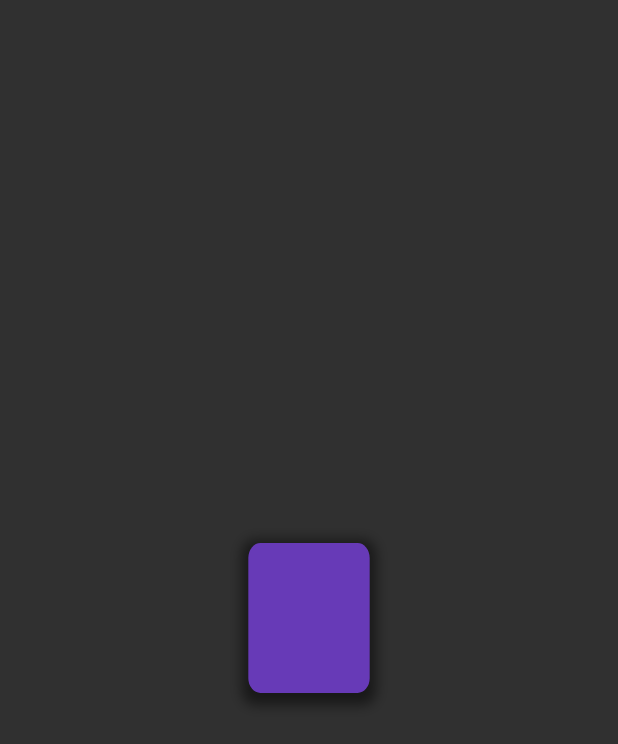
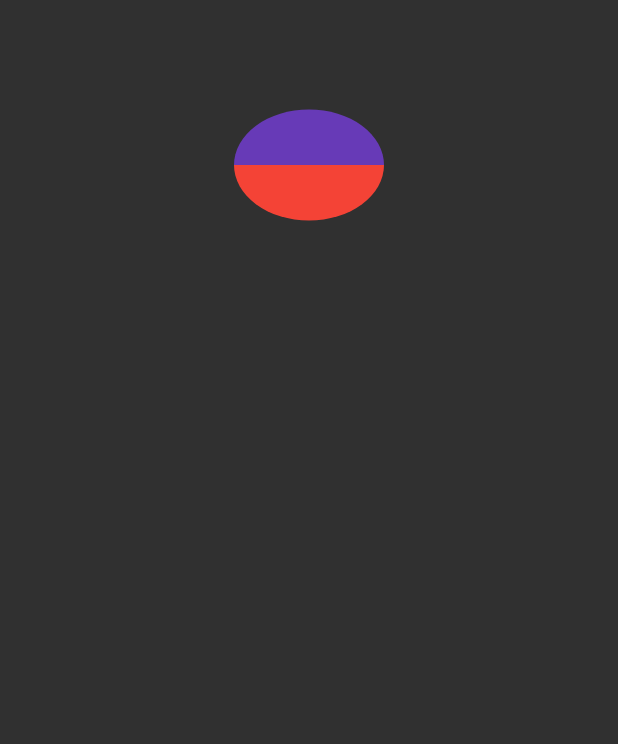
Before and after one commit to Maurisz02/flutter_animatons, a Flutter app: the screen it shows after launch, on a phone screen of 412 x 824 dp. Shown: the top 744 px of the screen. Run offline on Flutter 3.47's test engine with Material 2 defaults, Android fonts, the phone set to English and light mode, and no system bars.

Commit message:
toPath, extensions, customClipper, CurvedAnimation, statusListener, clipPath done

```diff
--- /dev/null
+++ b/lib/advanced_animation.dart
@@ -0,0 +1,239 @@
+import 'dart:math' show pi;
+
+import 'package:flutter/material.dart';
+
+enum CircleSide { left, right }
+
+extension ToPath on CircleSide {
+  Path toPath(Size size) {
+    final path = Path();
+
+    late Offset offset;
+    late bool clockwise;
+
+    switch (this) {
+      case CircleSide.left:
+        path.moveTo(size.width, 0);
+        offset = Offset(size.width, size.height);
+        clockwise = false;
+        break;
+
+      case CircleSide.right:
+        offset = Offset(0, size.height);
+        clockwise = true;
+        break;
+    }
+
+    path.arcToPoint(
+      offset,
+      radius: Radius.elliptical(
+        size.width / 2,
+        size.height / 2,
+      ),
+      clockwise: clockwise,
+    );
+
+    path.close();
+
+    return path;
+  }
+}
+
+class HalfCircleClipper extends CustomClipper<Path> {
+  final CircleSide side;
+
+  const HalfCircleClipper({
+    required this.side,
+  });
+
+  @override
+  Path getClip(Size size) => side.toPath(size);
+
+  @override
+  bool shouldReclip(covariant CustomClipper<Path> oldClipper) => true;
+}
+
+class AdvancedAnimation extends StatefulWidget {
+  const AdvancedAnimation({
+    Key? key,
+  }) : super(key: key);
+
+  @override
+  State<AdvancedAnimation> createState() => _AdvancedAnimationState();
+}
+
+extension on VoidCallback {
+  Future<void> delayed(Duration duration) => Future.delayed(
+        duration,
+        this,
+      );
+}
+
+class _AdvancedAnimationState extends State<AdvancedAnimation>
+    with TickerProviderStateMixin {
+  late AnimationController _counterClockwiseRotationController;
+  late Animation<double> _counterClockwiseRotationAnimation;
+
+  late AnimationController _flipController;
+  late Animation<double> _flipAnimation;
+
+  @override
+  void initState() {
+    super.initState();
+
+    _counterClockwiseRotationController = AnimationController(
+      vsync: this,
+      duration: const Duration(
+        seconds: 1,
+      ),
+    );
+
+    _counterClockwiseRotationAnimation = Tween<double>(
+      begin: 0,
+      end: -(pi / 2),
+    ).animate(
+      CurvedAnimation(
+        parent: _counterClockwiseRotationController,
+        curve: Curves.bounceOut,
+      ),
+    );
+
+    // flip animation
+    _flipController = AnimationController(
+      vsync: this,
+      duration: const Duration(
+        seconds: 1,
+      ),
+    );
+
+    // pi = 180
+    _flipAnimation = Tween<double>(
+      begin: 0,
+      end: pi,
+    ).animate(
+      CurvedAnimation(
+        parent: _flipController,
+        curve: Curves.bounceOut,
+      ),
+    );
+
+    // status listener
+    // when rotation finishing
+    _counterClockwiseRotationController.addStatusListener(
+      (status) {
+        if (status == AnimationStatus.completed) {
+          _flipAnimation = Tween<double>(
+            begin: _flipAnimation.value,
+            end: _flipAnimation.value + pi,
+          ).animate(
+            CurvedAnimation(
+              parent: _flipController,
+              curve: Curves.bounceOut,
+            ),
+          );
+
+          // reset the flip controller and start the animation
+          _flipController
+            ..reset()
+            ..forward();
+        }
+      },
+    );
+
+    _flipController.addStatusListener(
+      (status) {
+        if (status == AnimationStatus.completed) {
+          _counterClockwiseRotationAnimation = Tween<double>(
+            begin: _counterClockwiseRotationAnimation.value,
+            end: _counterClockwiseRotationAnimation.value + -(pi / 2),
+          ).animate(
+            CurvedAnimation(
+              parent: _counterClockwiseRotationController,
+              curve: Curves.bounceOut,
+            ),
+          );
+          _counterClockwiseRotationController
+            ..reset()
+            ..forward();
+        }
+      },
+    );
+  }
+
+  @override
+  void dispose() {
+    _counterClockwiseRotationController.dispose();
+    _flipController.dispose();
+    super.dispose();
+  }
+
+  @override
+  Widget build(BuildContext context) {
+    _counterClockwiseRotationController
+      ..reset()
+      ..forward.delayed(
+        const Duration(seconds: 1),
+      );
+
+    // you flip the canvas as you flip the widget
+
+    return Scaffold(
+      body: SafeArea(
+        minimum: const EdgeInsets.only(top: 60.0),
+        child: AnimatedBuilder(
+          animation: _counterClockwiseRotationAnimation,
+          builder: (ctx, child) {
+            return Transform(
+              alignment: Alignment.center,
+              transform: Matrix4.identity()
+                ..rotateZ(_counterClockwiseRotationAnimation.value),
+              child: Row(
+                mainAxisAlignment: MainAxisAlignment.center,
+                children: [
+                  AnimatedBuilder(
+                    animation: _flipController,
+                    builder: (ctx, child) {
+                      return Transform(
+                        alignment: Alignment.centerRight,
+                        transform: Matrix4.identity()
+                          ..rotateY(_flipAnimation.value),
+                        child: ClipPath(
+                          clipper:
+                              const HalfCircleClipper(side: CircleSide.left),
+                          child: Container(
+                            width: 100,
+                            height: 100,
+                            color: Colors.red,
+                          ),
+                        ),
+                      );
+                    },
+                  ),
+                  AnimatedBuilder(
+                    animation: _flipController,
+                    builder: (ctx, child) {
+                      return Transform(
+                        alignment: Alignment.centerLeft,
+                        transform: Matrix4.identity()
+                          ..rotateY(_flipAnimation.value),
+                        child: ClipPath(
+                          clipper:
+                              const HalfCircleClipper(side: CircleSide.right),
+                          child: Container(
+                            width: 100,
+                            height: 100,
+                            color: Colors.deepPurple,
+                          ),
+                        ),
+                      );
+                    },
+                  ),
+                ],
+              ),
+            );
+          },
+        ),
+      ),
+    );
+  }
+}
--- a/lib/main.dart
+++ b/lib/main.dart
@@ -1,6 +1,7 @@
 import 'dart:math' show pi;
 
 import 'package:flutter/material.dart';
+import 'package:flutter_animatons/advanced_animation.dart';
 
 // create custom shortcuts same guy
 
@@ -23,7 +24,7 @@ class MyApp extends StatelessWidget {
         themeMode: ThemeMode.dark,
         debugShowCheckedModeBanner: false,
         debugShowMaterialGrid: false,
-      home: const HomePage(),
+        home: const AdvancedAnimation() //const HomePage(),
         );
   }
 }
```
Lines whose indentation alone changed are shown as unchanged.
